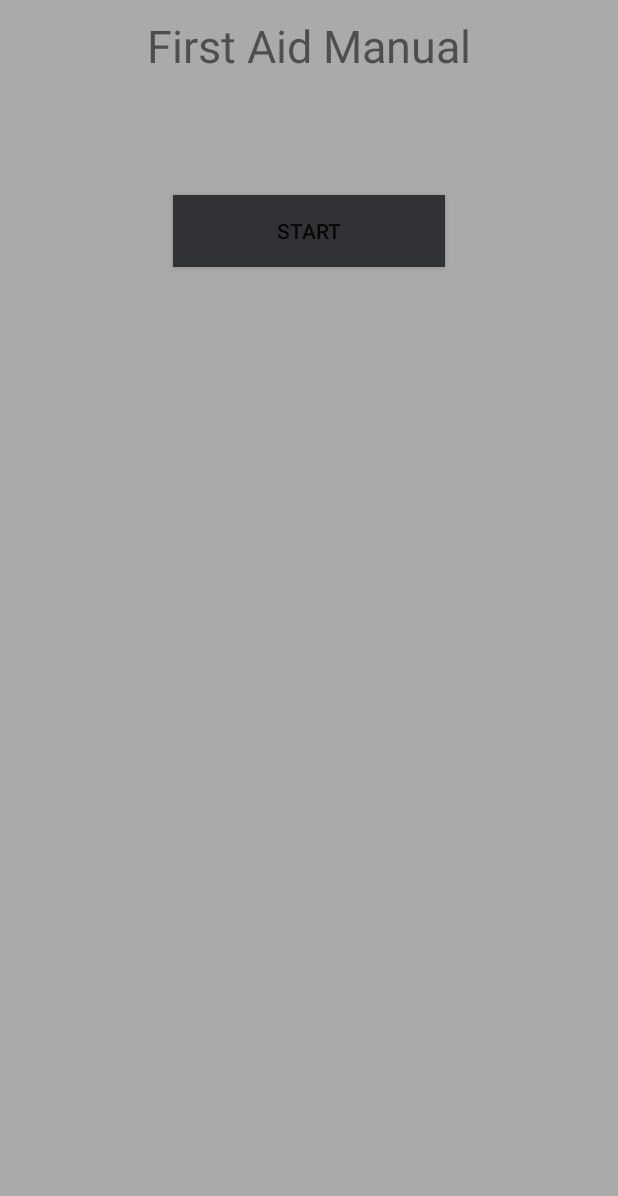
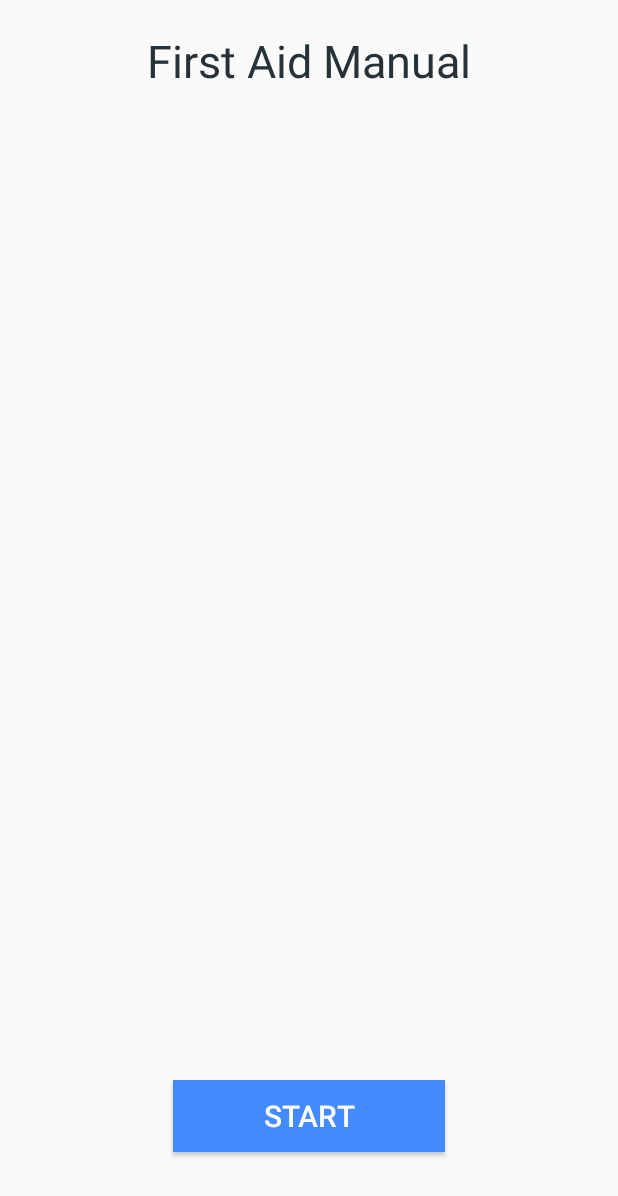
Before and after one commit to sgiedne/FAmanual, an Android app: the screen it shows after launch (SpeechActivity), on a phone screen of 412 x 824 dp. Shown: the top 1196 px of the screen. Run offline under Robolectric (Android 15) with nearby library versions, the phone set to English and light mode, and no system bars.

Commit message:
made some design changes

```diff
--- a/app/build.gradle
+++ b/app/build.gradle
@@ -20,6 +20,7 @@ android {
     android {
         useLibrary 'org.apache.http.legacy'
     }
+    sourceSets { main { assets.srcDirs = ['src/main/assets', 'src/main/assets/font'] } }
 }
 
 dependencies {
--- a/app/src/main/res/layout/activity_speech.xml
+++ b/app/src/main/res/layout/activity_speech.xml
@@ -4,42 +4,63 @@
     android:layout_height="match_parent"
     android:orientation="vertical"
     tools:context="xyz.thefearpoet.famanual.speechrec.SpeechActivity"
-    android:weightSum="1"
-    android:background="@android:color/darker_gray">
+    android:weightSum="1">
 
     <TextView
         android:id="@+id/txtEmergency"
         android:layout_width="wrap_content"
         android:layout_height="wrap_content"
         android:textSize="30sp"
+        android:text="First Aid Manual"
         android:layout_gravity="center"
-        android:text="First Aid Manual"
         android:paddingBottom="10dp"
-        android:paddingTop="10dp" />
+        android:paddingTop="10dp"
+        android:textColor="#263238"
+        android:layout_alignParentTop="true"
+        android:layout_centerHorizontal="true"
+        android:layout_marginTop="10dp"
+        android:fontFamily="sans-serif" />
 
     <TextView
+        android:layout_gravity="end"
+        android:textAlignment="textEnd"
+        android:textColor="#263238"
+        android:textSize="20dp"
+        android:layout_width="match_parent"
+        android:layout_height="wrap_content"
         android:id="@+id/txtQuestion"
-        android:textSize="25sp"
-        android:layout_width="wrap_content"
-        android:layout_height="wrap_content"
-        android:layout_gravity="right" />
+        android:layout_marginTop="10dp"
+        android:padding="8dp" />
 
     <TextView
+        android:layout_gravity="start"
+        android:textAlignment="textStart"
+        android:textColor="#263238"
+        android:textSize="20dp"
+        android:layout_width="match_parent"
+        android:layout_height="wrap_content"
         android:id="@+id/txtAnswer"
-        android:textSize="25sp"
-        android:layout_width="wrap_content"
-        android:layout_height="wrap_content"
-        android:layout_gravity="left" />
+        android:layout_marginTop="15dp"
+        android:padding="8dp" />
 
+    <RelativeLayout
+        android:layout_width="match_parent"
+        android:layout_height="match_parent">
         <Button
             android:id="@+id/btnStart"
             android:layout_width="181dp"
             android:layout_height="wrap_content"
             android:text="Start"
+            android:textSize="20dp"
+            android:textColor="#ffffff"
 
             android:layout_gravity="center"
             android:paddingBottom="10dp"
             android:paddingTop="10dp"
-        android:background="@color/colorPrimaryDark" />
+            android:background="@color/colorPrimaryDark"
+            android:layout_marginBottom="56dp"
+            android:layout_alignParentBottom="true"
+            android:layout_centerHorizontal="true" />
+    </RelativeLayout>
 
 </LinearLayout>
--- a/app/src/main/res/values/colors.xml
+++ b/app/src/main/res/values/colors.xml
@@ -1,6 +1,6 @@
 <?xml version="1.0" encoding="utf-8"?>
 <resources>
     <color name="colorPrimary">#3F51B5</color>
-    <color name="colorPrimaryDark">#313236</color>
+    <color name="colorPrimaryDark">#448aff</color>
     <color name="colorAccent">#FF4081</color>
 </resources>
```
Also changed, not shown: app/src/main/assets/font/Roboto-Regular.ttf (added). Lines whose indentation alone changed are shown as unchanged.
